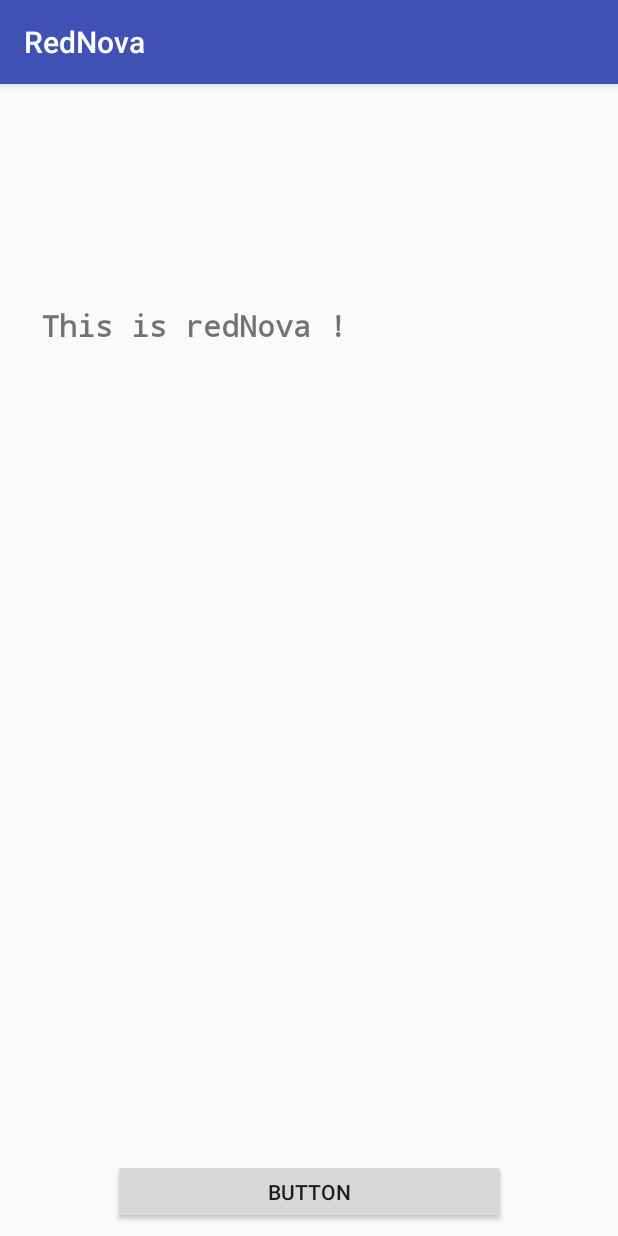
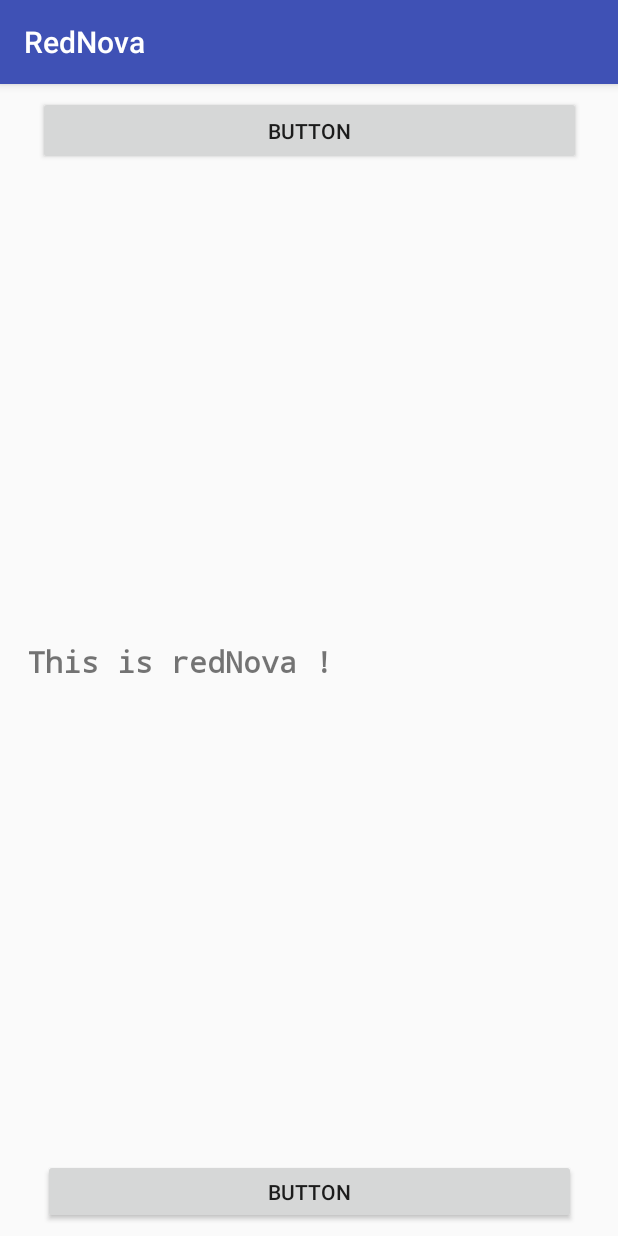
Before and after one commit to Saransh-Sharma/RedNova, an Android app: the screen it shows after launch (MainActivity), on a phone screen of 412 x 824 dp. Run offline under Robolectric (Android 15) with nearby library versions, the phone set to English and light mode, and no system bars.

Commit message:
add second button, setup layout

```diff
--- a/app/src/main/res/layout/activity_main.xml
+++ b/app/src/main/res/layout/activity_main.xml
@@ -8,13 +8,14 @@
 
     <TextView
         style="@android:style/Widget.DeviceDefault.Light.TextView"
-        android:layout_width="358dp"
-        android:layout_height="306dp"
+        android:layout_width="376dp"
+        android:layout_height="353dp"
         android:layout_marginStart="8dp"
         android:layout_marginLeft="8dp"
-        android:layout_marginTop="8dp"
+        android:layout_marginTop="16dp"
         android:layout_marginEnd="8dp"
         android:layout_marginRight="8dp"
+        android:layout_marginBottom="16dp"
         android:gravity="center_vertical"
         android:hapticFeedbackEnabled="true"
         android:inputType="textAutoCorrect"
@@ -29,13 +30,14 @@
         android:visibility="visible"
         app:layout_constrainedHeight="false"
         app:layout_constrainedWidth="false"
+        app:layout_constraintBottom_toTopOf="@+id/button"
         app:layout_constraintEnd_toEndOf="parent"
         app:layout_constraintStart_toStartOf="parent"
-        app:layout_constraintTop_toTopOf="parent" />
+        app:layout_constraintTop_toBottomOf="@+id/button3" />
 
     <Button
         android:id="@+id/button"
-        android:layout_width="262dp"
+        android:layout_width="355dp"
         android:layout_height="43dp"
         android:layout_marginStart="8dp"
         android:layout_marginLeft="8dp"
@@ -45,6 +47,21 @@
         android:text="Button"
         app:layout_constraintBottom_toBottomOf="parent"
         app:layout_constraintEnd_toEndOf="parent"
+        app:layout_constraintHorizontal_bias="0.51"
         app:layout_constraintStart_toStartOf="parent" />
 
+    <Button
+        android:id="@+id/button3"
+        android:layout_width="362dp"
+        android:layout_height="46dp"
+        android:layout_marginStart="8dp"
+        android:layout_marginLeft="8dp"
+        android:layout_marginTop="8dp"
+        android:layout_marginEnd="8dp"
+        android:layout_marginRight="8dp"
+        android:text="Button"
+        app:layout_constraintEnd_toEndOf="parent"
+        app:layout_constraintStart_toStartOf="parent"
+        app:layout_constraintTop_toTopOf="parent" />
+
 </android.support.constraint.ConstraintLayout>
```
